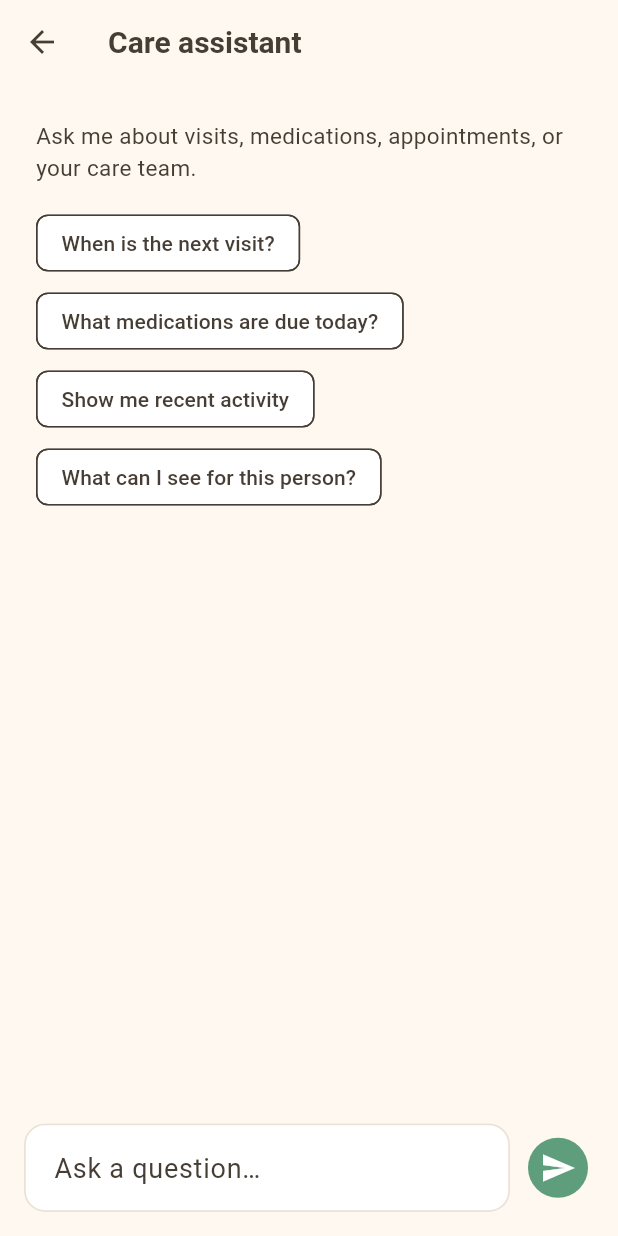
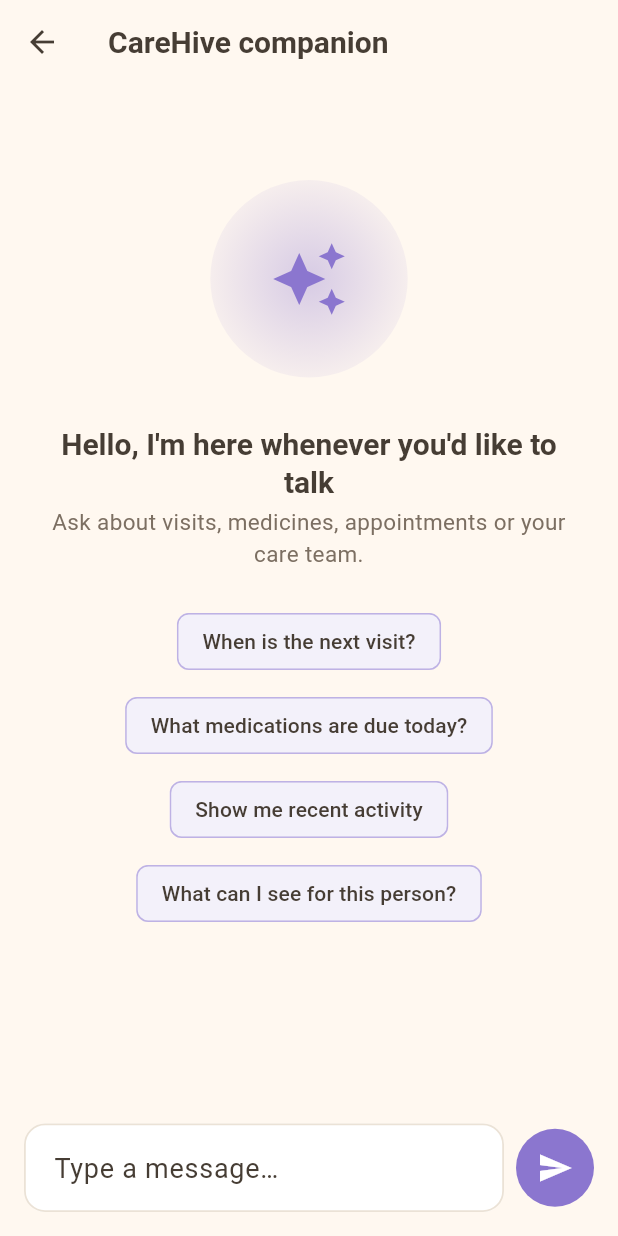
Before and after one commit to MADEMSanjanaSarvani/Elder-Care, a Flutter app: the AssistantScreen screen opened directly with empty values, on a phone screen of 412 x 824 dp. Run offline on Flutter 3.47's test engine with Material 3 defaults, Android fonts, the phone set to English and light mode, and no system bars; our stand-ins replace flutter_riverpod, geolocator, go_router, shared_preferences, supabase_flutter; accounts and stored records are empty; statements that could not run were skipped.

Commit message:
Polish elder home (warm greeting, bold SOS tile) + AI companion (breathing orb)
Elder home: time-of-day greeting with a sun/moon icon; SOS is now a filled,
elevated, extra-large tile; 'Talk to CareHive' in lavender; friendlier empty
state.

AI companion: a slowly-breathing lavender orb welcome ('Hello, I'm here
whenever you'd like to talk') with lavender suggestion chips; chat bubbles
restyled (user sage, companion lavender, tailed corners); lavender send
button. Orb honours reduced-motion.

flutter analyze clean.

Co-Authored-By: Claude Opus 4.8 <noreply@anthropic.com>
Claude-Session: https://claude.ai/code/session_01S5DTGMKeQG9VnPQnqENAW4

```diff
--- a/apps/family_elder_app/lib/features/assistant/presentation/assistant_screen.dart
+++ b/apps/family_elder_app/lib/features/assistant/presentation/assistant_screen.dart
@@ -68,51 +68,90 @@ class _AssistantScreenState extends ConsumerState<AssistantScreen> {
   @override
   Widget build(BuildContext context) {
     return Scaffold(
-      appBar: AppBar(title: const Text('Care assistant')),
+      appBar: AppBar(title: const Text('CareHive companion')),
       body: Column(
         children: [
-          if (_messages.isEmpty)
-            Padding(
-              padding: const EdgeInsets.all(SetuSpacing.lg),
+          Expanded(
+            child: _messages.isEmpty ? _welcome() : _chatList(),
+          ),
+          if (_busy)
+            const LinearProgressIndicator(
+                color: SetuColors.lavenderLight, minHeight: 2),
+          _inputBar(),
+        ],
+      ),
+    );
+  }
+
+  Widget _welcome() {
+    return SingleChildScrollView(
+      padding: const EdgeInsets.all(SetuSpacing.xl),
       child: Column(
-                crossAxisAlignment: CrossAxisAlignment.start,
+        mainAxisAlignment: MainAxisAlignment.center,
         children: [
-                  const Text('Ask me about visits, medications, appointments, or your care team.'),
-                  const SizedBox(height: SetuSpacing.md),
+          const SizedBox(height: SetuSpacing.xl),
+          const _BreathingOrb(),
+          const SizedBox(height: SetuSpacing.xl),
+          Text('Hello, I\'m here whenever you\'d like to talk',
+              textAlign: TextAlign.center,
+              style: Theme.of(context).textTheme.titleLarge),
+          const SizedBox(height: SetuSpacing.xs),
+          const Text(
+            'Ask about visits, medicines, appointments or your care team.',
+            textAlign: TextAlign.center,
+            style: TextStyle(color: SetuColors.mutedLight),
+          ),
+          const SizedBox(height: SetuSpacing.lg),
           Wrap(
+            alignment: WrapAlignment.center,
             spacing: SetuSpacing.sm,
-                    runSpacing: SetuSpacing.xs,
+            runSpacing: SetuSpacing.sm,
             children: [
               for (final s in _suggestions)
-                        ActionChip(label: Text(s), onPressed: () => _send(s)),
+                ActionChip(
+                  label: Text(s),
+                  onPressed: () => _send(s),
+                  backgroundColor:
+                      SetuColors.lavenderLight.withValues(alpha: 0.10),
+                  side: BorderSide(
+                      color: SetuColors.lavenderLight.withValues(alpha: 0.30)),
+                ),
             ],
           ),
         ],
       ),
-            ),
-          Expanded(
-            child: ListView.builder(
+    );
+  }
+
+  Widget _chatList() {
+    return ListView.builder(
       padding: const EdgeInsets.all(SetuSpacing.lg),
       itemCount: _messages.length,
       itemBuilder: (context, index) {
         final m = _messages[index];
+        final isUser = m.fromUser;
         return Align(
-                  alignment: m.fromUser ? Alignment.centerRight : Alignment.centerLeft,
+          alignment: isUser ? Alignment.centerRight : Alignment.centerLeft,
           child: Container(
             margin: const EdgeInsets.only(bottom: SetuSpacing.sm),
             padding: const EdgeInsets.all(SetuSpacing.md),
             constraints: BoxConstraints(
-                        maxWidth: MediaQuery.of(context).size.width * 0.8),
+                maxWidth: MediaQuery.of(context).size.width * 0.82),
             decoration: BoxDecoration(
-                      color: m.fromUser
+              color: isUser
                   ? SetuColors.accentLight.withValues(alpha: 0.14)
-                          : SetuColors.verifiedLight.withValues(alpha: 0.10),
-                      borderRadius: BorderRadius.circular(12),
+                  : SetuColors.lavenderLight.withValues(alpha: 0.12),
+              borderRadius: BorderRadius.only(
+                topLeft: const Radius.circular(18),
+                topRight: const Radius.circular(18),
+                bottomLeft: Radius.circular(isUser ? 18 : 4),
+                bottomRight: Radius.circular(isUser ? 4 : 18),
+              ),
             ),
             child: Column(
               crossAxisAlignment: CrossAxisAlignment.start,
               children: [
-                        Text(m.text),
+                Text(m.text, style: const TextStyle(height: 1.4)),
                 if (m.bookingDraft != null) ...[
                   const SizedBox(height: SetuSpacing.sm),
                   FilledButton.icon(
@@ -127,33 +166,76 @@ class _AssistantScreenState extends ConsumerState<AssistantScreen> {
           ),
         );
       },
-            ),
-          ),
-          if (_busy) const LinearProgressIndicator(),
-          Padding(
+    );
+  }
+
+  Widget _inputBar() {
+    return Padding(
       padding: const EdgeInsets.all(SetuSpacing.md),
       child: Row(
         children: [
           Expanded(
             child: TextField(
               controller: _controller,
-                    decoration: const InputDecoration(
-                      hintText: 'Ask a question…',
-                      border: OutlineInputBorder(),
-                    ),
+              decoration: const InputDecoration(hintText: 'Type a message…'),
               onSubmitted: _send,
             ),
           ),
           const SizedBox(width: SetuSpacing.sm),
           IconButton.filled(
+            style: IconButton.styleFrom(
+                backgroundColor: SetuColors.lavenderLight,
+                minimumSize: const Size(52, 52)),
             icon: const Icon(Icons.send),
             onPressed: _busy ? null : () => _send(_controller.text),
-                ),
-              ],
-            ),
           ),
         ],
       ),
     );
   }
 }
+
+/// A soft, slowly-breathing lavender orb — the companion's calm presence.
+/// Honours reduced-motion (renders a static orb).
+class _BreathingOrb extends StatefulWidget {
+  const _BreathingOrb();
+
+  @override
+  State<_BreathingOrb> createState() => _BreathingOrbState();
+}
+
+class _BreathingOrbState extends State<_BreathingOrb>
+    with SingleTickerProviderStateMixin {
+  late final AnimationController _c = AnimationController(
+      vsync: this, duration: const Duration(seconds: 4))
+    ..repeat(reverse: true);
+
+  @override
+  void dispose() {
+    _c.dispose();
+    super.dispose();
+  }
+
+  @override
+  Widget build(BuildContext context) {
+    final reduce = MediaQuery.of(context).disableAnimations;
+    Widget orb(double scale) => Container(
+          width: 132 * scale,
+          height: 132 * scale,
+          decoration: BoxDecoration(
+            shape: BoxShape.circle,
+            gradient: RadialGradient(colors: [
+              SetuColors.lavenderLight.withValues(alpha: 0.35),
+              SetuColors.lavenderLight.withValues(alpha: 0.08),
+            ]),
+          ),
+          child: const Icon(Icons.auto_awesome,
+              size: 52, color: SetuColors.lavenderLight),
+        );
+    if (reduce) return orb(1);
+    return AnimatedBuilder(
+      animation: _c,
+      builder: (_, __) => orb(0.94 + _c.value * 0.12),
+    );
+  }
+}
```
Also changed, not shown: apps/family_elder_app/lib/features/elder_home/presentation/elder_home_screen.dart (+51 -21 lines). Lines whose indentation alone changed are shown as unchanged.
